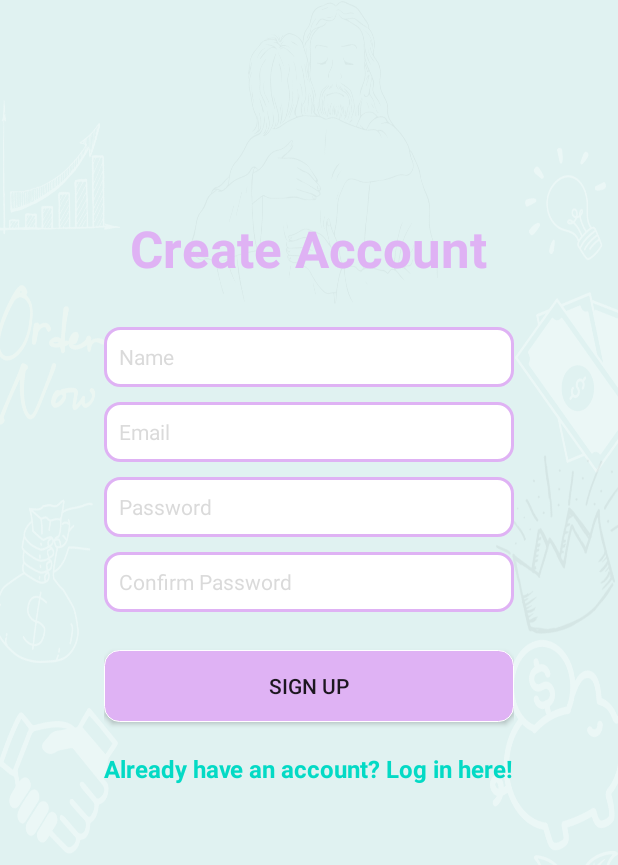
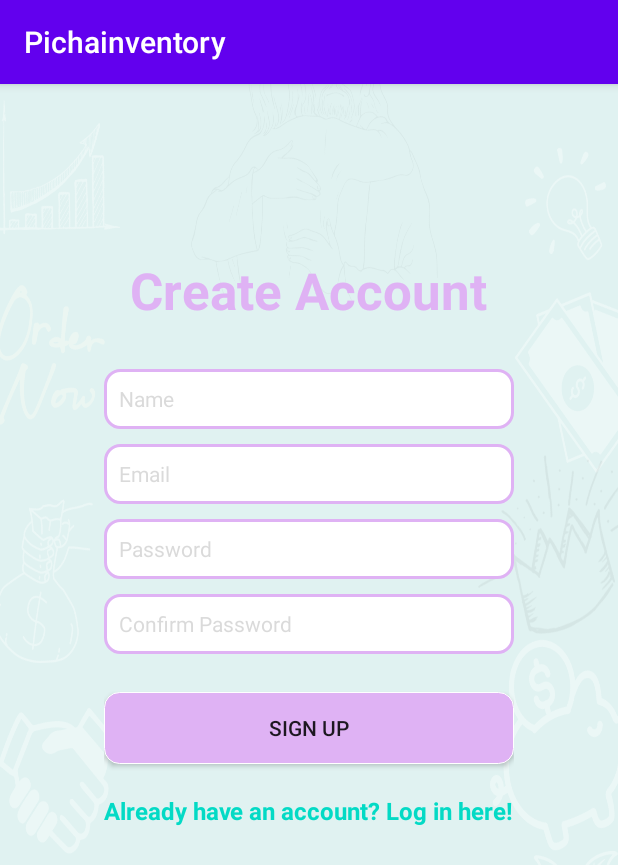
Before and after one commit to dorcasndungu/Picha_Inventory, an Android app: the screen it shows after launch (RegisterActivity), on a phone screen of 412 x 824 dp. Shown: the top 865 px of the screen. Run offline under Robolectric (Android 15) with nearby library versions, the phone set to English and light mode, and no system bars; our stand-ins replace Firebase (no records; nobody signed in at launch, a user with empty details on screens opened directly).

Commit message:
this adds toolbar and colors

```diff
--- a/app/src/main/res/values/themes.xml
+++ b/app/src/main/res/values/themes.xml
@@ -2,6 +2,11 @@
     <!-- Base application theme. -->
     <style name="Theme.Pichainventory" parent="Theme.AppCompat.Light.NoActionBar">
         <!-- Primary brand color. -->
+
+        <!-- background -->
+    </style>
+    <style name="Theme.Pichainventory.backG" parent="Theme.AppCompat.Light.DarkActionBar">
+    <item name="android:windowBackground">@drawable/background</item>
         <item name="colorPrimary">@color/purple_500</item>
         <item name="colorPrimaryVariant">@color/purple_700</item>
         <item name="colorOnPrimary">@color/white</item>
@@ -11,10 +16,6 @@
         <item name="colorOnSecondary">@color/black</item>
         <!-- Status bar color. -->
         <item name="android:statusBarColor">?attr/colorPrimaryVariant</item>
-        <!-- background -->
-    </style>
-    <style name="Theme.Pichainventory.backG" >
-    <item name="android:windowBackground">@drawable/background</item>
     </style>
     <style name="roundedImage" parent="">
         <item name="cornerFamily">rounded</item>
```
